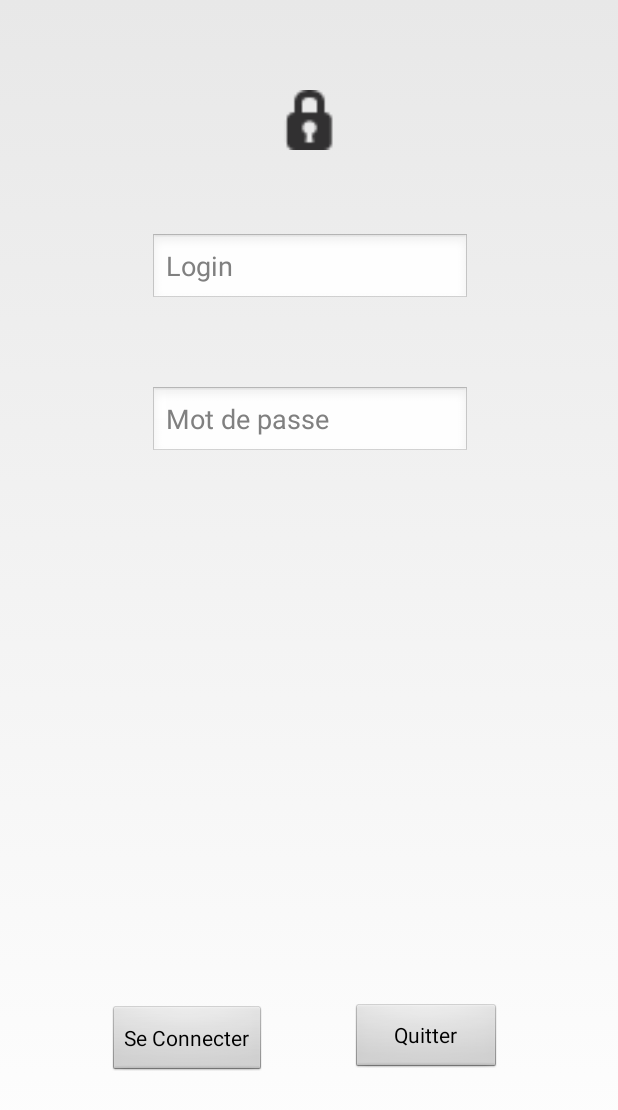
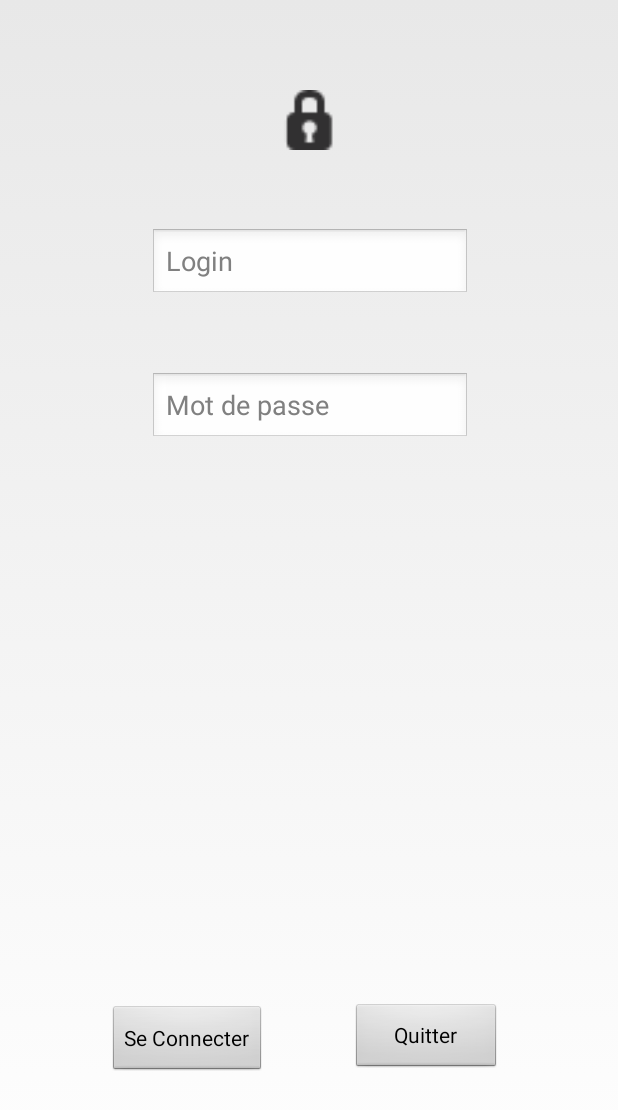
Before and after one commit to Thoogui/bioRelai, an Android app: the screen it shows after launch (MainActivity), on a phone screen of 412 x 824 dp. Shown: the top 1110 px of the screen. Run offline under Robolectric (Android 15) with nearby library versions, the phone set to English and light mode, and no system bars.

```diff
--- a/app/build.gradle
+++ b/app/build.gradle
@@ -26,4 +26,6 @@ dependencies {
     })
     compile 'com.android.support.constraint:constraint-layout:1.0.2'
     testCompile 'junit:junit:4.12'
+
+    compile 'com.squareup.okhttp3:okhttp:3.7.0'
 }
--- a/app/src/main/AndroidManifest.xml
+++ b/app/src/main/AndroidManifest.xml
@@ -1,6 +1,8 @@
 <?xml version="1.0" encoding="utf-8"?>
 <manifest xmlns:android="http://schemas.android.com/apk/res/android"
     package="com.example.gfix.biorelai2" >
+
+    <uses-permission android:name="android.permission.INTERNET" />
 
     <application
         android:allowBackup="true"
--- a/app/src/main/res/layout/activity_main.xml
+++ b/app/src/main/res/layout/activity_main.xml
@@ -32,10 +32,10 @@
         app:layout_constraintVertical_bias="0.861" />
 
     <EditText
-        android:id="@+id/editText"
+        android:id="@+id/login"
         android:layout_width="wrap_content"
         android:layout_height="wrap_content"
-        android:layout_marginTop="155dp"
+        android:layout_marginTop="152dp"
         android:ems="10"
         android:hint="Login"
         android:inputType="textPersonName"
@@ -48,16 +48,17 @@
         tools:layout_constraintTop_creator="1" />
 
     <EditText
-        android:id="@+id/editText2"
+        android:id="@+id/mdp"
         android:layout_width="wrap_content"
         android:layout_height="wrap_content"
-        android:layout_marginTop="54dp"
+        android:layout_marginTop="48dp"
         android:ems="10"
         android:hint="Mot de passe"
         android:inputType="textPersonName"
-        app:layout_constraintLeft_toLeftOf="@+id/editText"
-        app:layout_constraintRight_toRightOf="@+id/editText"
-        app:layout_constraintTop_toBottomOf="@+id/editText"
+        app:layout_constraintHorizontal_bias="0.0"
+        app:layout_constraintLeft_toLeftOf="@+id/login"
+        app:layout_constraintRight_toRightOf="@+id/login"
+        app:layout_constraintTop_toBottomOf="@+id/login"
         tools:layout_constraintLeft_creator="1"
         tools:layout_constraintRight_creator="1"
         tools:layout_constraintTop_creator="1" />
```
Also changed, not shown: app/src/main/java/com/example/gfix/biorelai2/MainActivity.java (+78 -2 lines).
